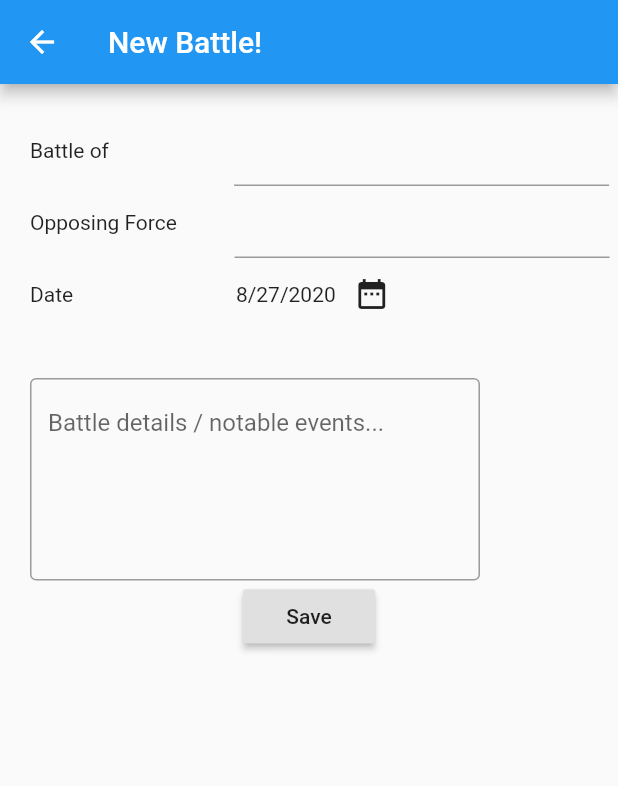
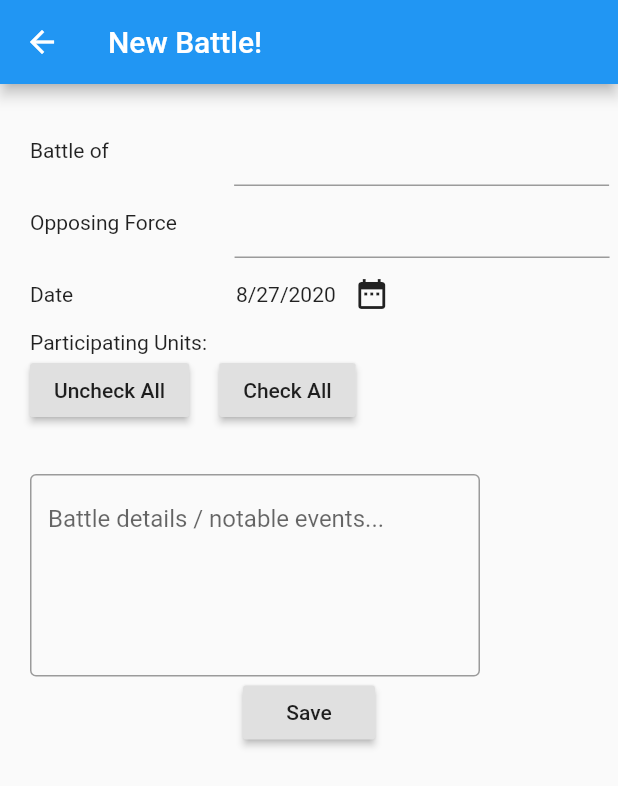
Before and after one commit to Jipwox/Croosade4DK, a Flutter app: the AddCrusadeBattlePage screen opened directly with empty values, on a phone screen of 412 x 824 dp. Shown: the top 786 px of the screen. Run offline on Flutter 3.47's test engine with Material 2 defaults, Android fonts, the phone set to English and light mode, and no system bars; our stand-ins replace image_picker, material_design_icons_flutter, sqflite; accounts and stored records are empty.

Commit message:
added some buttons

```diff
--- a/croosade_4dk/lib/Pages/AddCrusadeBattlePage.dart
+++ b/croosade_4dk/lib/Pages/AddCrusadeBattlePage.dart
@@ -123,6 +123,32 @@ class _AddCrusadeBattleState extends State<AddCrusadeBattlePage>{
                             ),
                           ]
                       ),
+                      Row(
+                          mainAxisAlignment: MainAxisAlignment.start,
+                          children: [
+                            Padding(padding: EdgeInsets.only(top: 10.0, left: 20.0),),
+                            Text("Participating Units: "),
+                          ]
+                      ),
+                      Row(
+                          mainAxisAlignment: MainAxisAlignment.start,
+                          children: [
+                            Padding(padding: EdgeInsets.only(top: 10.0, left: 20.0),),
+                            RaisedButton(
+                              child: Text("Uncheck All"),
+                              onPressed: () => {
+                                print("Uncheck All")
+                              },
+                            ),
+                            SizedBox(width: 20,),
+                            RaisedButton(
+                              child: Text("Check All"),
+                              onPressed: () => {
+                                print("Check All")
+                              },
+                            ),
+                          ]
+                      ),
                       ListView.separated(
                         shrinkWrap: true,
                         padding: EdgeInsets.all(16.0),
```
